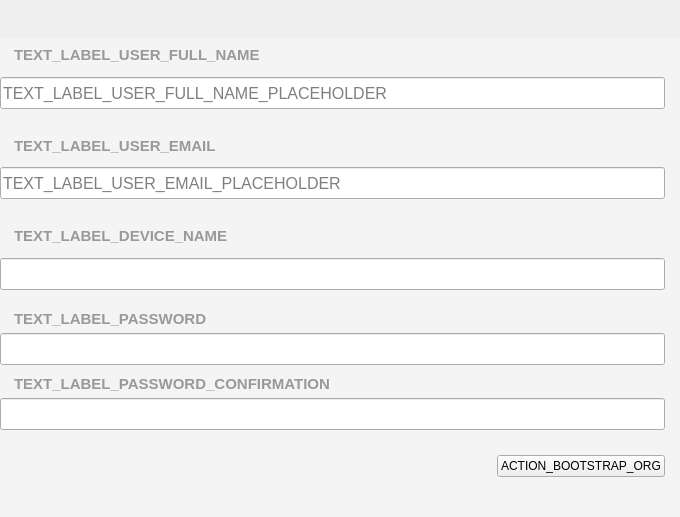
bitlogik/guardata, file guardata/client/gui/forms/bootstrap_organization_widget.ui: the form before one commit.
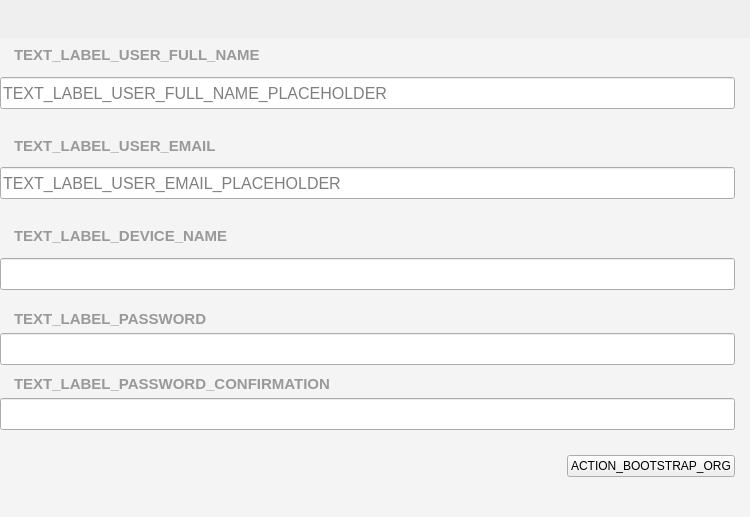
The form after the commit.

Diff of the .ui file:
```diff
--- a/guardata/client/gui/forms/bootstrap_organization_widget.ui
+++ b/guardata/client/gui/forms/bootstrap_organization_widget.ui
@@ -6,7 +6,7 @@
    <rect>
     <x>0</x>
     <y>0</y>
-    <width>680</width>
+    <width>750</width>
     <height>517</height>
    </rect>
   </property>
@@ -91,7 +91,7 @@
        <rect>
         <x>0</x>
         <y>0</y>
-        <width>650</width>
+        <width>720</width>
         <height>458</height>
        </rect>
       </property>
```
